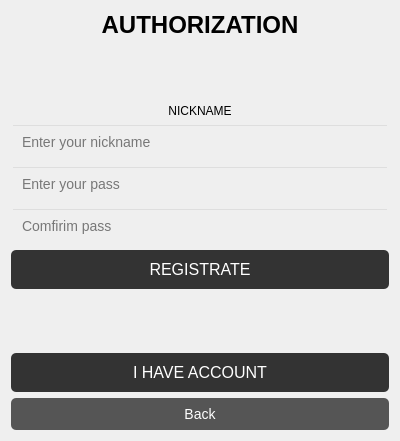
aRecll/cool_tetris, file TetrisClient/src/ui/menus/Authorization/registrate_form.ui: the form before one commit.
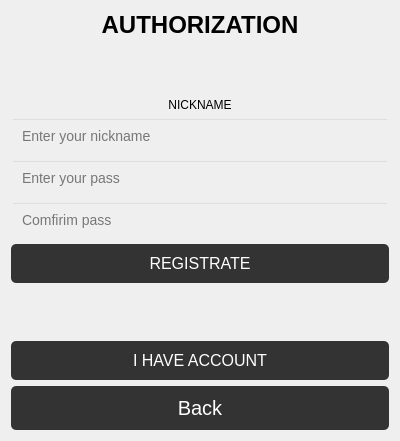
The form after the commit.

Patch:
```diff
--- a/TetrisClient/src/ui/menus/Authorization/registrate_form.ui
+++ b/TetrisClient/src/ui/menus/Authorization/registrate_form.ui
@@ -89,7 +89,7 @@
    <item>
     <widget class="QPushButton" name="RegistrateButton">
      <property name="styleSheet">
-      <string notr="true">font-size: 16px; padding: 10px; background: #333; color: white; border-radius: 5px;</string>
+      <string notr="true">QPushButton {font-size: 16px; padding: 10px; background: #333; color: white; border-radius: 5px;} QPushButton:hover{ background: #555}</string>
      </property>
      <property name="text">
       <string>REGISTRATE</string>
@@ -115,7 +115,10 @@
    <item>
     <widget class="QPushButton" name="loginButton">
      <property name="styleSheet">
-      <string notr="true">font-size: 16px; padding: 10px; background: #333; color: white; border-radius: 5px;</string>
+      <string notr="true">QPushButton {font-size: 16px; padding: 10px; background: #333; color: white; border-radius: 5px; } 
+ 
+
+QPushButton:hover { background: #555; }</string>
      </property>
      <property name="text">
       <string>I HAVE ACCOUNT</string>
@@ -125,7 +128,12 @@
    <item>
     <widget class="QPushButton" name="backButton">
      <property name="styleSheet">
-      <string notr="true">font-size: 14px; padding: 8px; background: #555; color: white; border-radius: 5px;</string>
+      <string notr="true">QPushButton { 
+font-size: 20px; padding: 10px; background: #333; color: white; border-radius: 5px; 
+}
+ 
+
+QPushButton:hover { background: #555; }</string>
      </property>
      <property name="text">
       <string>Back</string>
```
